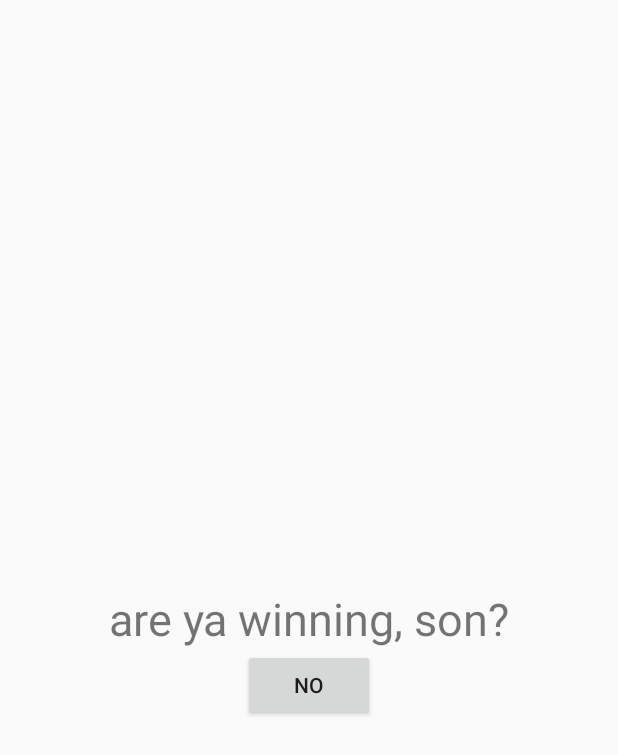
After one commit to rowericzi/both-sides, an Android app: the EndGameActivity screen opened directly, with no data from a screen before it, on a phone screen of 412 x 824 dp. The commit adds this screen. Shown: the top 755 px of the screen. Run offline under Robolectric (Android 15) with nearby library versions, the light colour scheme and no system bars.

Commit message:
Proof-of-concept end game screen

```diff
--- a/app/src/main/AndroidManifest.xml
+++ b/app/src/main/AndroidManifest.xml
@@ -9,6 +9,7 @@
         android:roundIcon="@mipmap/ic_launcher_round"
         android:supportsRtl="true"
         android:theme="@style/AppTheme">
+        <activity android:name=".EndGameActivity"></activity>
         <activity android:name=".DoubleLevel" />
         <activity android:name=".SingleLevel" />
         <activity android:name=".MainActivity">
--- /dev/null
+++ b/app/src/main/java/com/example/bothsides/EndGameActivity.java
@@ -0,0 +1,24 @@
+package com.example.bothsides;
+
+import androidx.appcompat.app.AppCompatActivity;
+
+import android.content.Intent;
+import android.os.Bundle;
+import android.view.View;
+
+public class EndGameActivity extends AppCompatActivity {
+	private double result;
+
+	@Override
+	protected void onCreate(Bundle savedInstanceState) {
+		super.onCreate(savedInstanceState);
+		setContentView(R.layout.activity_end_game);
+
+
+	}
+
+	public void returnToMainMenu(View view) {
+		Intent intent = new Intent(this, MainActivity.class);
+		startActivity(intent);
+	}
+}
--- a/app/src/main/java/com/example/bothsides/ImageArrayAdapter.java
+++ b/app/src/main/java/com/example/bothsides/ImageArrayAdapter.java
@@ -12,7 +12,7 @@ import androidx.annotation.NonNull;
 import androidx.annotation.Nullable;
 
 public class ImageArrayAdapter extends ArrayAdapter {
-	private class ViewHolder {
+	private static class ViewHolder {
 		ImageView image;
 		TextView text;
 	}
--- /dev/null
+++ b/app/src/main/res/layout/activity_end_game.xml
@@ -0,0 +1,29 @@
+<?xml version="1.0" encoding="utf-8"?>
+<androidx.constraintlayout.widget.ConstraintLayout xmlns:android="http://schemas.android.com/apk/res/android"
+    xmlns:app="http://schemas.android.com/apk/res-auto"
+    xmlns:tools="http://schemas.android.com/tools"
+    android:layout_width="match_parent"
+    android:layout_height="match_parent"
+    tools:context=".EndGameActivity">
+
+    <TextView
+        android:id="@+id/textView"
+        android:layout_width="wrap_content"
+        android:layout_height="wrap_content"
+        android:text="are ya winning, son?"
+        android:textSize="30sp"
+        app:layout_constraintBottom_toBottomOf="parent"
+        app:layout_constraintEnd_toEndOf="parent"
+        app:layout_constraintStart_toStartOf="parent"
+        app:layout_constraintTop_toTopOf="parent" />
+
+    <Button
+        android:id="@+id/button"
+        android:layout_width="wrap_content"
+        android:layout_height="wrap_content"
+        android:onClick="returnToMainMenu"
+        android:text="no"
+        app:layout_constraintEnd_toEndOf="parent"
+        app:layout_constraintStart_toStartOf="parent"
+        app:layout_constraintTop_toBottomOf="@+id/textView" />
+</androidx.constraintlayout.widget.ConstraintLayout>
```
Also changed, not shown: app/src/main/java/com/example/bothsides/DoubleLevel.java (+15 -3 lines), app/src/main/java/com/example/bothsides/GameManager.java (+20 -1 lines), app/src/main/java/com/example/bothsides/Level.java (added, +7 -0 lines), app/src/main/java/com/example/bothsides/MainActivity.java (+24 -22 lines), app/src/main/java/com/example/bothsides/SingleLevel.java (+14 -3 lines), app/src/main/res/layout/activity_main.xml (+3 -5 lines).
